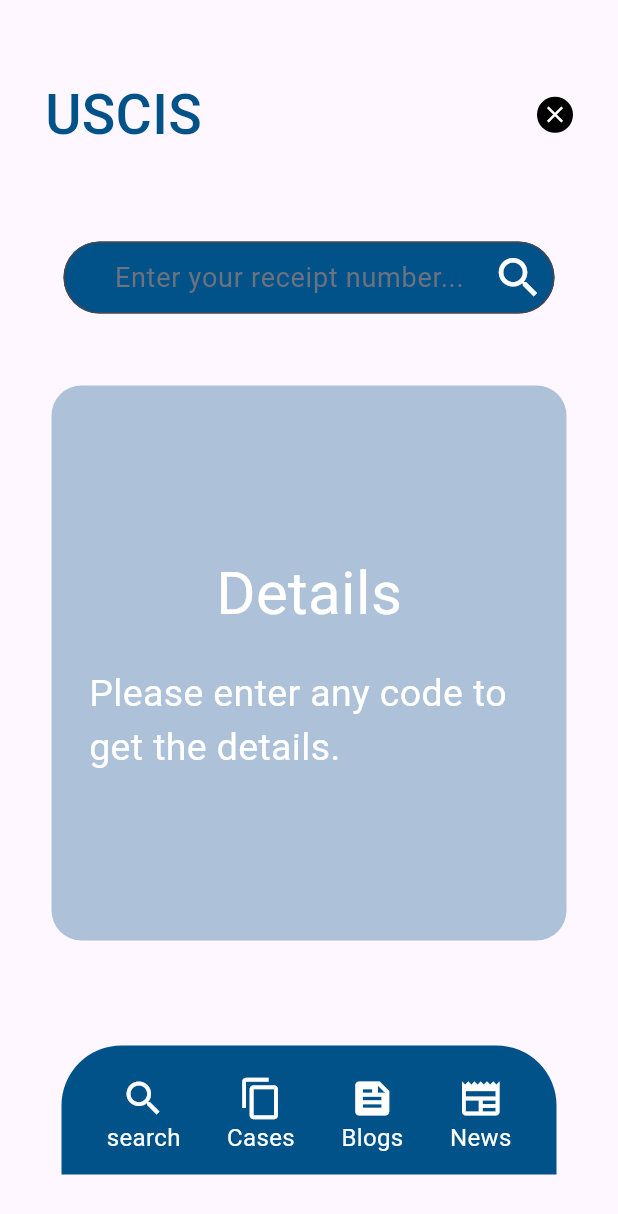
After one commit to abinas-h/uscis, a Flutter app: the SearchPage screen opened directly, on a phone screen of 412 x 824 dp. The commit adds this screen. Shown: the top 1214 px of the screen. Run offline on Flutter 3.47's test engine with Material 3 defaults, Android fonts, the phone set to English and light mode, and no system bars.

Commit message:
search page and footer ui done

```diff
--- a/lib/pages/home.dart
+++ /dev/null
@@ -1,44 +0,0 @@
-import 'package:flutter/material.dart';
-
-class Home extends StatefulWidget {
-  const Home({super.key});
-
-  @override
-  State<Home> createState() => _HomeState();
-}
-
-class _HomeState extends State<Home> {
-  @override
-  Widget build(BuildContext context) {
-    return Scaffold(
-      body: Container(
-        margin: EdgeInsets.only(left: 30, right: 30, top: 50),
-
-        // top part of the home page
-        child: const Row(
-          mainAxisAlignment: MainAxisAlignment.spaceBetween,
-          crossAxisAlignment: CrossAxisAlignment.center,
-          children: [
-            Text(
-              "USCIS",
-              style: TextStyle(
-                  color: Color.fromRGBO(0, 82, 136, 1),
-                  fontSize: 37,
-                  fontWeight: FontWeight.w500),
-            ),
-            CircleAvatar(
-              radius: 12,
-              backgroundColor: Colors.black,
-              child: Icon(
-                Icons.close,
-                color: Colors.white,
-                size: 18.0,
-              ),
-            )
-          ],
-        ),
-        // end of top part of home page
-      ),
-    );
-  }
-}
--- a/lib/pages/landing_page.dart
+++ b/lib/pages/landing_page.dart
@@ -1,6 +1,6 @@
 // This is the landing page of the application
 import 'package:flutter/material.dart';
-import 'package:uscis/pages/home.dart';
+import 'package:uscis/pages/search_page.dart';
 
 class LandingPage extends StatefulWidget {
   const LandingPage({super.key});
@@ -58,8 +58,10 @@ class _LandingPageState extends State<LandingPage> {
               // this widget contains the button which will redirect to home page
               GestureDetector(
                 onTap: () {
-                  Navigator.push(context,
-                      MaterialPageRoute(builder: (context) => const Home()));
+                  Navigator.push(
+                      context,
+                      MaterialPageRoute(
+                          builder: (context) => const SearchPage()));
                 },
                 child: Container(
                   margin: const EdgeInsets.only(top: 160),
--- /dev/null
+++ b/lib/pages/page_footer.dart
@@ -0,0 +1,91 @@
+import 'package:flutter/material.dart';
+import 'package:uscis/pages/search_page.dart';
+
+class pageFooter extends StatelessWidget {
+  const pageFooter({super.key});
+
+  @override
+  Widget build(BuildContext context) {
+    return Container(
+      decoration: BoxDecoration(
+        borderRadius: BorderRadius.only(
+            topLeft: Radius.circular(40), topRight: Radius.circular(40)),
+        color: Color.fromRGBO(0, 82, 136, 1),
+      ),
+      height: 86,
+      width: 330,
+      margin: EdgeInsets.only(top: 70),
+      alignment: Alignment.center,
+      padding: EdgeInsets.only(top: 20, left: 30, right: 30),
+      child: Row(
+          crossAxisAlignment: CrossAxisAlignment.center,
+          mainAxisAlignment: MainAxisAlignment.spaceBetween,
+          children: [
+            GestureDetector(
+              onTap: () => {SearchPage()},
+              child: Container(
+                child: Column(children: [
+                  Icon(
+                    Icons.search,
+                    color: Colors.white,
+                    size: 30,
+                  ),
+                  Text(
+                    "search",
+                    style: TextStyle(color: Colors.white, fontSize: 16),
+                  ),
+                ]),
+              ),
+            ),
+            GestureDetector(
+              onTap: () => {},
+              child: Container(
+                child: Column(children: [
+                  Icon(
+                    Icons.content_copy,
+                    color: Colors.white,
+                    size: 30,
+                  ),
+                  Text(
+                    "Cases",
+                    style: TextStyle(color: Colors.white, fontSize: 16),
+                  ),
+                ]),
+              ),
+            ),
+            GestureDetector(
+              onTap: () => {},
+              child: Container(
+                child: Column(children: [
+                  Icon(
+                    Icons.feed,
+                    color: Colors.white,
+                    size: 30,
+                  ),
+                  Text(
+                    "Blogs",
+                    style: TextStyle(color: Colors.white, fontSize: 16),
+                  ),
+                ]),
+              ),
+            ),
+            GestureDetector(
+              onTap: () => {},
+              child: Container(
+                child: Column(children: [
+                  Icon(
+                    Icons.newspaper,
+                    color: Colors.white,
+                    size: 30,
+                  ),
+                  Text(
+                    "News",
+                    style: TextStyle(color: Colors.white, fontSize: 16),
+                  ),
+                ]),
+              ),
+            ),
+          ]),
+    );
+  }
+}
--- /dev/null
+++ b/lib/pages/search_page.dart
@@ -0,0 +1,116 @@
+import 'package:flutter/material.dart';
+import 'package:uscis/pages/page_footer.dart';
+
+class SearchPage extends StatefulWidget {
+  const SearchPage({super.key});
+
+  @override
+  State<SearchPage> createState() => _SearchPageState();
+}
+
+class _SearchPageState extends State<SearchPage> {
+  @override
+  Widget build(BuildContext context) {
+    return Scaffold(
+      body: Column(
+        children: [
+          Container(
+            margin: EdgeInsets.only(left: 30, right: 30, top: 50),
+
+            // Title part of the SearchPage page
+            child: const Row(
+              mainAxisAlignment: MainAxisAlignment.spaceBetween,
+              crossAxisAlignment: CrossAxisAlignment.center,
+              children: [
+                Text(
+                  "USCIS",
+                  style: TextStyle(
+                      color: Color.fromRGBO(0, 82, 136, 1),
+                      fontSize: 37,
+                      fontWeight: FontWeight.w500),
+                ),
+                CircleAvatar(
+                  radius: 12,
+                  backgroundColor: Colors.black,
+                  child: Icon(
+                    Icons.close,
+                    color: Colors.white,
+                    size: 18.0,
+                  ),
+                )
+              ],
+            ),
+
+            // end of Title part of SearchPage page
+          ),
+          Container(
+            margin: EdgeInsets.only(top: 50),
+            // margin: EdgeInsets.only(left: 30, right: 30, top: 30),
+            width: MediaQuery.of(context).size.width / 1.2,
+            child: Column(
+              children: [
+                Padding(
+                  padding: const EdgeInsets.all(8.0),
+                  child: TextField(
+                    onChanged: (value) {},
+                    decoration: InputDecoration(
+                        contentPadding: EdgeInsets.only(left: 30),
+                        filled: true,
+                        fillColor: Color.fromRGBO(0, 82, 136, 1),
+                        hintText: "Enter your receipt number... ",
+                        hintStyle: TextStyle(
+                            color: Color.fromRGBO(107, 114, 128, 1),
+                            fontSize: 18,
+                            fontWeight: FontWeight.w400),
+                        border: OutlineInputBorder(
+                            borderRadius: BorderRadius.circular(50)),
+                        suffixIcon: Icon(
+                          Icons.search,
+                          color: Colors.white,
+                          size: 35,
+                        )),
+                  ),
+                ),
+                Container(
+                  decoration: BoxDecoration(
+                    borderRadius: BorderRadius.all(Radius.circular(20)),
+                    color: const Color.fromRGBO(0, 82, 136, 0.32),
+                  ),
+                  margin: EdgeInsets.only(
+                    top: 40,
+                  ),
+                  padding: EdgeInsets.only(left: 25, right: 25),
+                  height: 370,
+                  width: MediaQuery.of(context).size.width / 1.2,
+                  child: Column(
+                      crossAxisAlignment: CrossAxisAlignment.center,
+                      mainAxisAlignment: MainAxisAlignment.center,
+                      children: [
+                        Text(
+                          "Details",
+                          style: TextStyle(
+                            color: Colors.white,
+                            fontSize: 40,
+                          ),
+                        ),
+                        SizedBox(
+                          height: 20,
+                        ),
+                        Text(
+                          "Please enter any code to get the details.",
+                          style: TextStyle(
+                            color: Colors.white,
+                            fontSize: 25,
+                          ),
+                        ),
+                      ]),
+                ),
+              ],
+            ),
+          ),
+          pageFooter()
+        ],
+      ),
+    );
+  }
+}
```
